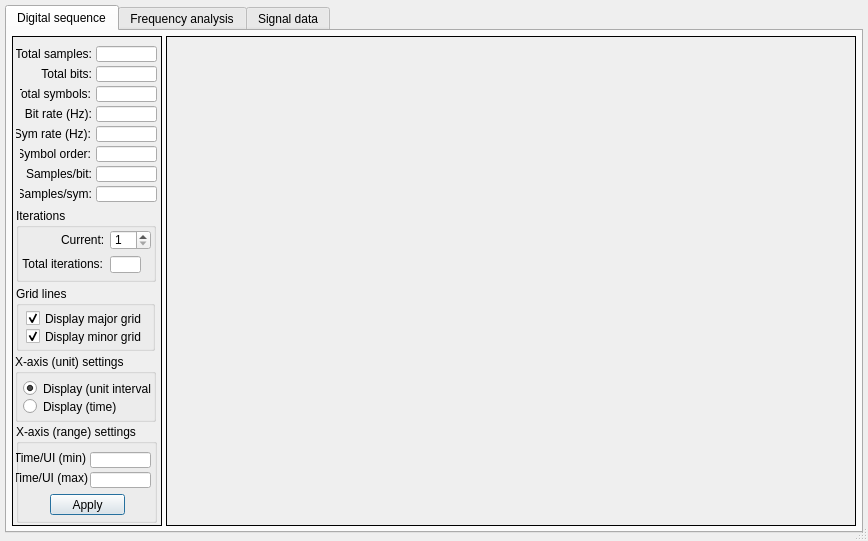
First picture: the form in source/syslab_gui_files/DigitalDataViewer.ui, repository marc-verreault/systemlab-design, before the edit.
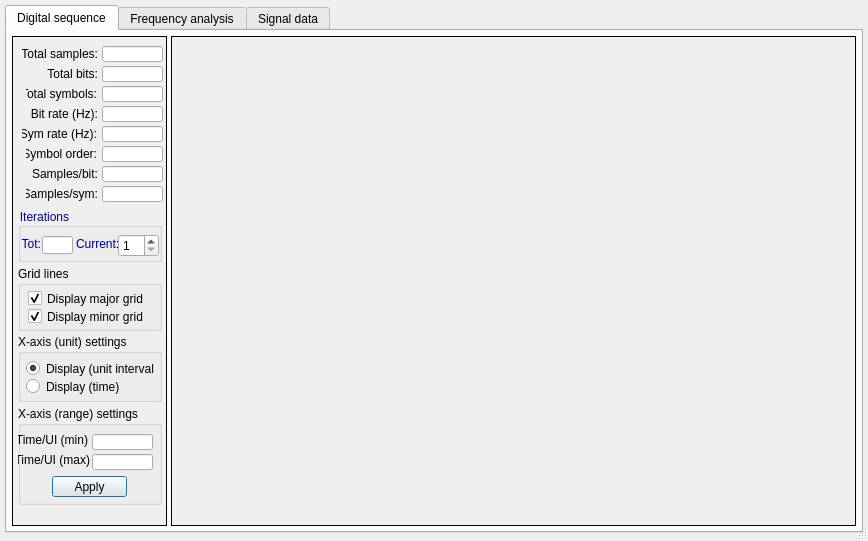
Second picture: the form after the edit.

The edit to the form file:
```diff
--- a/source/syslab_gui_files/DigitalDataViewer.ui
+++ b/source/syslab_gui_files/DigitalDataViewer.ui
@@ -121,7 +121,7 @@
          </property>
          <property name="minimumSize">
           <size>
-           <width>150</width>
+           <width>155</width>
            <height>350</height>
           </size>
          </property>
@@ -143,7 +143,7 @@
          <widget class="QLineEdit" name="totalSamples">
           <property name="geometry">
            <rect>
-            <x>84</x>
+            <x>90</x>
             <y>10</y>
             <width>61</width>
             <height>16</height>
@@ -159,7 +159,7 @@
          <widget class="QLabel" name="label">
           <property name="geometry">
            <rect>
-            <x>4</x>
+            <x>10</x>
             <y>10</y>
             <width>76</width>
             <height>16</height>
@@ -175,7 +175,7 @@
          <widget class="QLineEdit" name="totalBits">
           <property name="geometry">
            <rect>
-            <x>84</x>
+            <x>90</x>
             <y>30</y>
             <width>61</width>
             <height>16</height>
@@ -191,7 +191,7 @@
          <widget class="QLabel" name="label_3">
           <property name="geometry">
            <rect>
-            <x>14</x>
+            <x>20</x>
             <y>30</y>
             <width>66</width>
             <height>16</height>
@@ -210,7 +210,7 @@
          <widget class="QLabel" name="label_4">
           <property name="geometry">
            <rect>
-            <x>8</x>
+            <x>14</x>
             <y>50</y>
             <width>71</width>
             <height>16</height>
@@ -229,7 +229,7 @@
          <widget class="QLineEdit" name="totalSymbols">
           <property name="geometry">
            <rect>
-            <x>84</x>
+            <x>90</x>
             <y>50</y>
             <width>61</width>
             <height>16</height>
@@ -245,7 +245,7 @@
          <widget class="QLineEdit" name="bitRate">
           <property name="geometry">
            <rect>
-            <x>84</x>
+            <x>90</x>
             <y>70</y>
             <width>61</width>
             <height>16</height>
@@ -261,7 +261,7 @@
          <widget class="QLabel" name="label_5">
           <property name="geometry">
            <rect>
-            <x>12</x>
+            <x>18</x>
             <y>70</y>
             <width>68</width>
             <height>16</height>
@@ -280,7 +280,7 @@
          <widget class="QLabel" name="label_6">
           <property name="geometry">
            <rect>
-            <x>4</x>
+            <x>10</x>
             <y>90</y>
             <width>75</width>
             <height>16</height>
@@ -299,7 +299,7 @@
          <widget class="QLineEdit" name="symbolRate">
           <property name="geometry">
            <rect>
-            <x>84</x>
+            <x>90</x>
             <y>90</y>
             <width>61</width>
             <height>16</height>
@@ -315,9 +315,9 @@
          <widget class="QGroupBox" name="groupBox">
           <property name="geometry">
            <rect>
-            <x>3</x>
-            <y>318</y>
-            <width>141</width>
+            <x>6</x>
+            <y>298</y>
+            <width>144</width>
             <height>68</height>
            </rect>
           </property>
@@ -357,7 +357,7 @@
          <widget class="QLabel" name="label_16">
           <property name="geometry">
            <rect>
-            <x>8</x>
+            <x>14</x>
             <y>110</y>
             <width>71</width>
             <height>16</height>
@@ -376,7 +376,7 @@
          <widget class="QLineEdit" name="symbolOrder">
           <property name="geometry">
            <rect>
-            <x>84</x>
+            <x>90</x>
             <y>110</y>
             <width>61</width>
             <height>16</height>
@@ -392,24 +392,30 @@
          <widget class="QGroupBox" name="groupBox_2">
           <property name="geometry">
            <rect>
-            <x>4</x>
+            <x>6</x>
             <y>172</y>
-            <width>140</width>
-            <height>74</height>
+            <width>144</width>
+            <height>54</height>
            </rect>
           </property>
+          <property name="styleSheet">
+           <string notr="true">QGroupBox:title {color: darkBlue;}</string>
+          </property>
           <property name="title">
            <string>Iterations</string>
           </property>
           <widget class="QLineEdit" name="totalIterationsTime">
            <property name="geometry">
             <rect>
-             <x>94</x>
-             <y>48</y>
+             <x>24</x>
+             <y>28</y>
              <width>31</width>
-             <height>17</height>
+             <height>18</height>
             </rect>
            </property>
+           <property name="styleSheet">
+            <string notr="true">QLineEdit{color: darkBlue}</string>
+           </property>
            <property name="readOnly">
             <bool>true</bool>
            </property>
@@ -417,14 +423,17 @@
           <widget class="QLabel" name="label_8">
            <property name="geometry">
             <rect>
-             <x>2</x>
-             <y>46</y>
-             <width>85</width>
+             <x>-4</x>
+             <y>26</y>
+             <width>27</width>
              <height>20</height>
             </rect>
            </property>
+           <property name="styleSheet">
+            <string notr="true">QLabel {color: darkBlue;}</string>
+           </property>
            <property name="text">
-            <string>Total iterations:</string>
+            <string>Tot:</string>
            </property>
            <property name="alignment">
             <set>Qt::AlignRight|Qt::AlignTrailing|Qt::AlignVCenter</set>
@@ -433,10 +442,10 @@
           <widget class="QSpinBox" name="spinBoxTime">
            <property name="geometry">
             <rect>
-             <x>94</x>
-             <y>22</y>
+             <x>100</x>
+             <y>26</y>
              <width>41</width>
-             <height>20</height>
+             <height>23</height>
             </rect>
            </property>
            <property name="readOnly">
@@ -455,12 +464,15 @@
           <widget class="QLabel" name="label_7">
            <property name="geometry">
             <rect>
-             <x>45</x>
-             <y>24</y>
+             <x>58</x>
+             <y>28</y>
              <width>46</width>
              <height>16</height>
             </rect>
            </property>
+           <property name="styleSheet">
+            <string notr="true">QLabel {color: darkBlue;}</string>
+           </property>
            <property name="text">
             <string>Current:</string>
            </property>
@@ -469,7 +481,7 @@
          <widget class="QLineEdit" name="samplesBit">
           <property name="geometry">
            <rect>
-            <x>84</x>
+            <x>90</x>
             <y>130</y>
             <width>61</width>
             <height>16</height>
@@ -485,7 +497,7 @@
          <widget class="QLabel" name="label_17">
           <property name="geometry">
            <rect>
-            <x>14</x>
+            <x>20</x>
             <y>130</y>
             <width>66</width>
             <height>16</height>
@@ -504,7 +516,7 @@
          <widget class="QLineEdit" name="samplesSymbol">
           <property name="geometry">
            <rect>
-            <x>84</x>
+            <x>90</x>
             <y>150</y>
             <width>61</width>
             <height>16</height>
@@ -520,7 +532,7 @@
          <widget class="QLabel" name="label_18">
           <property name="geometry">
            <rect>
-            <x>8</x>
+            <x>14</x>
             <y>149</y>
             <width>72</width>
             <height>17</height>
@@ -539,9 +551,9 @@
          <widget class="QGroupBox" name="groupBox_9">
           <property name="geometry">
            <rect>
-            <x>4</x>
-            <y>388</y>
-            <width>141</width>
+            <x>6</x>
+            <y>370</y>
+            <width>144</width>
             <height>99</height>
            </rect>
           </property>
@@ -617,9 +629,9 @@
          <widget class="QGroupBox" name="groupBox_6">
           <property name="geometry">
            <rect>
-            <x>4</x>
-            <y>250</y>
-            <width>139</width>
+            <x>6</x>
+            <y>230</y>
+            <width>144</width>
             <height>65</height>
            </rect>
           </property>
```
Left out of the diff: 98 changed lines with no effect on the pictures.
